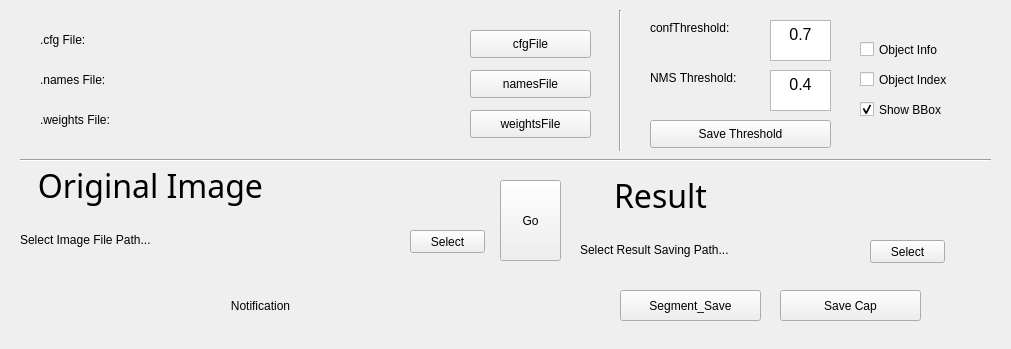
Qt form CPP-Qt/QYoloImageDetection/QYoloImageDetection.ui (marc0cheung/YOLOv4_Detection_dnnOpenCV) before a commit.
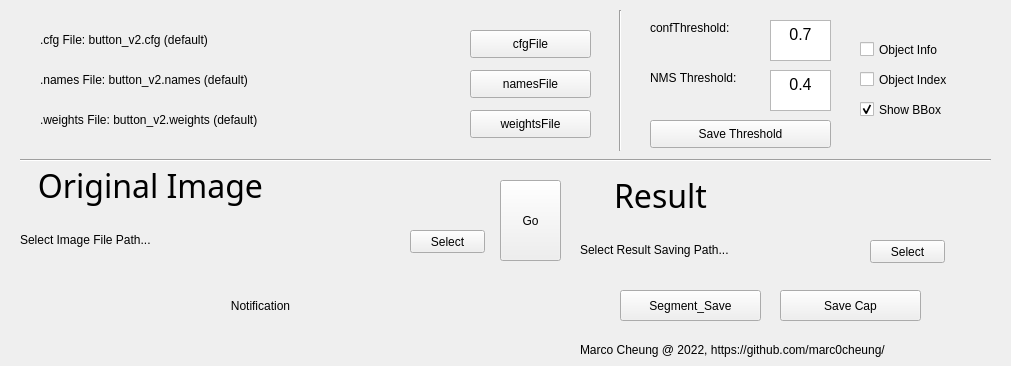
The same form after that commit.

```diff
--- a/CPP-Qt/QYoloImageDetection/QYoloImageDetection.ui
+++ b/CPP-Qt/QYoloImageDetection/QYoloImageDetection.ui
@@ -7,7 +7,7 @@
     <x>0</x>
     <y>0</y>
     <width>1011</width>
-    <height>349</height>
+    <height>366</height>
    </rect>
   </property>
   <property name="windowTitle">
@@ -61,7 +61,7 @@
      <rect>
       <x>40</x>
       <y>70</y>
-      <width>301</width>
+      <width>421</width>
       <height>20</height>
      </rect>
     </property>
@@ -71,7 +71,7 @@
      </font>
     </property>
     <property name="text">
-     <string>.names File:</string>
+     <string>.names File: button_v2.names (default)</string>
     </property>
    </widget>
    <widget class="QCheckBox" name="showBBox_checkbox">
@@ -95,7 +95,7 @@
      <rect>
       <x>40</x>
       <y>110</y>
-      <width>301</width>
+      <width>421</width>
       <height>20</height>
      </rect>
     </property>
@@ -105,7 +105,7 @@
      </font>
     </property>
     <property name="text">
-     <string>.weights File:</string>
+     <string>.weights File: button_v2.weights (default)</string>
     </property>
    </widget>
    <widget class="QLabel" name="NMSThreshold_label">
@@ -394,7 +394,7 @@
      <rect>
       <x>40</x>
       <y>30</y>
-      <width>301</width>
+      <width>421</width>
       <height>20</height>
      </rect>
     </property>
@@ -404,7 +404,7 @@
      </font>
     </property>
     <property name="text">
-     <string>.cfg File:</string>
+     <string>.cfg File: button_v2.cfg (default)</string>
     </property>
    </widget>
    <widget class="Line" name="line">
@@ -433,6 +433,19 @@
      <enum>Qt::Vertical</enum>
     </property>
    </widget>
+   <widget class="QLabel" name="label">
+    <property name="geometry">
+     <rect>
+      <x>580</x>
+      <y>340</y>
+      <width>421</width>
+      <height>20</height>
+     </rect>
+    </property>
+    <property name="text">
+     <string>Marco Cheung @ 2022, https://github.com/marc0cheung/</string>
+    </property>
+   </widget>
   </widget>
  </widget>
  <layoutdefault spacing="6" margin="11"/>
```
